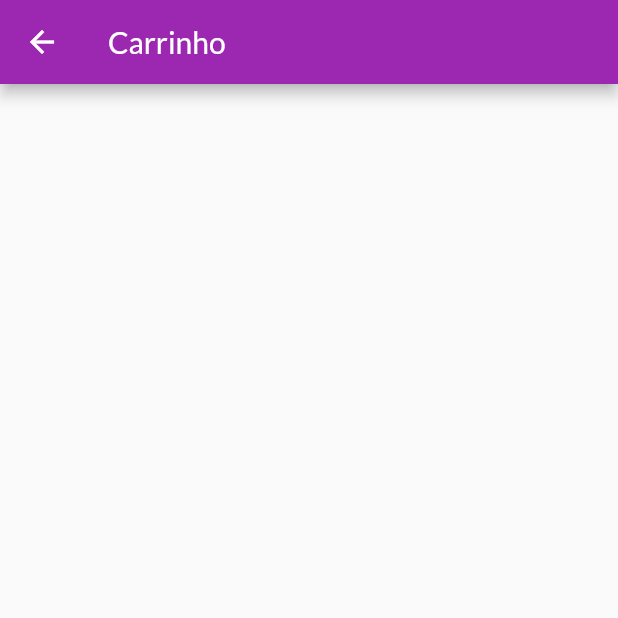
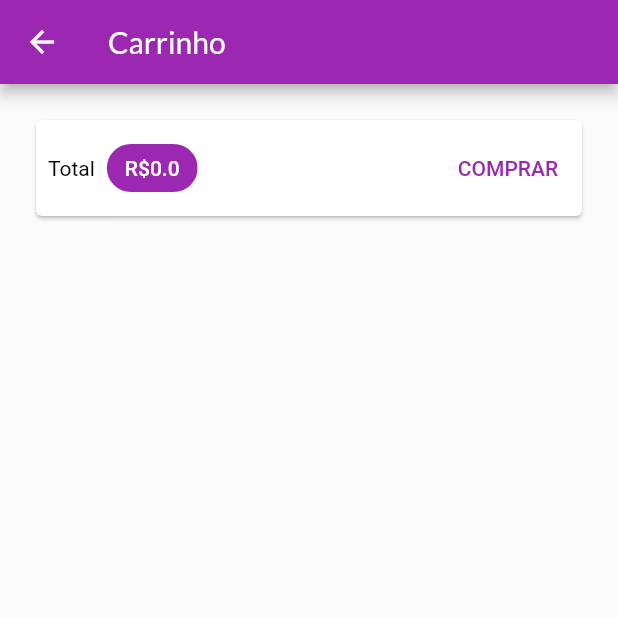
Before and after one commit to jermelterzi/clothes-store, a Flutter app: the CartPage screen opened by its route, on a phone screen of 412 x 824 dp, the top half of it. Run offline on Flutter 3.47's test engine with Material 2 defaults, Android fonts, the phone set to English and light mode, and no system bars; network calls fail.

Commit message:
Creating a cart item widget and implementing a delete function to the products

```diff
--- a/lib/models/cart.dart
+++ b/lib/models/cart.dart
@@ -7,7 +7,7 @@ import 'package:flutter/material.dart';
 class Cart with ChangeNotifier {
   Map<String, CartItem> _items = {};
 
-  Map<String, CartItem> get item => {..._items};
+  Map<String, CartItem> get items => {..._items};
 
   int get itemsCount {
     return _items.length;
--- a/lib/pages/cart_page.dart
+++ b/lib/pages/cart_page.dart
@@ -1,14 +1,61 @@
+import 'package:clothes_store/models/cart.dart';
+import 'package:clothes_store/widgets/cart_item_widget.dart';
 import 'package:flutter/material.dart';
+import 'package:provider/provider.dart';
 
 class CartPage extends StatelessWidget {
   const CartPage({Key? key}) : super(key: key);
 
   @override
   Widget build(BuildContext context) {
+    final Cart cart = Provider.of<Cart>(context);
+    final products = cart.items.values.toList();
+
     return Scaffold(
       appBar: AppBar(
         title: const Text('Carrinho'),
       ),
+      body: Column(
+        children: [
+          Card(
+            margin: const EdgeInsets.all(24),
+            child: Padding(
+              padding: const EdgeInsets.all(8.0),
+              child: Row(
+                mainAxisAlignment: MainAxisAlignment.spaceBetween,
+                children: [
+                  const Text('Total',
+                      style: TextStyle(
+                        color: Colors.black,
+                      )),
+                  const SizedBox(
+                    width: 8,
+                  ),
+                  Chip(
+                    backgroundColor: Theme.of(context).colorScheme.primary,
+                    label: Text(
+                      'R\$${cart.totalAmount}',
+                      style: const TextStyle(
+                        color: Colors.white,
+                      ),
+                    ),
+                  ),
+                  const Spacer(),
+                  TextButton(
+                    onPressed: () {},
+                    child: const Text('COMPRAR'),
+                  )
+                ],
+              ),
+            ),
+          ),
+          Expanded(
+            child: ListView.builder(
+                itemCount: products.length,
+                itemBuilder: (ctx, i) => CartItemWidget(cartItem: products[i])),
+          ),
+        ],
+      ),
     );
   }
 }
```
Also changed, not shown: lib/widgets/cart_item_widget.dart (added, +72 -0 lines).
